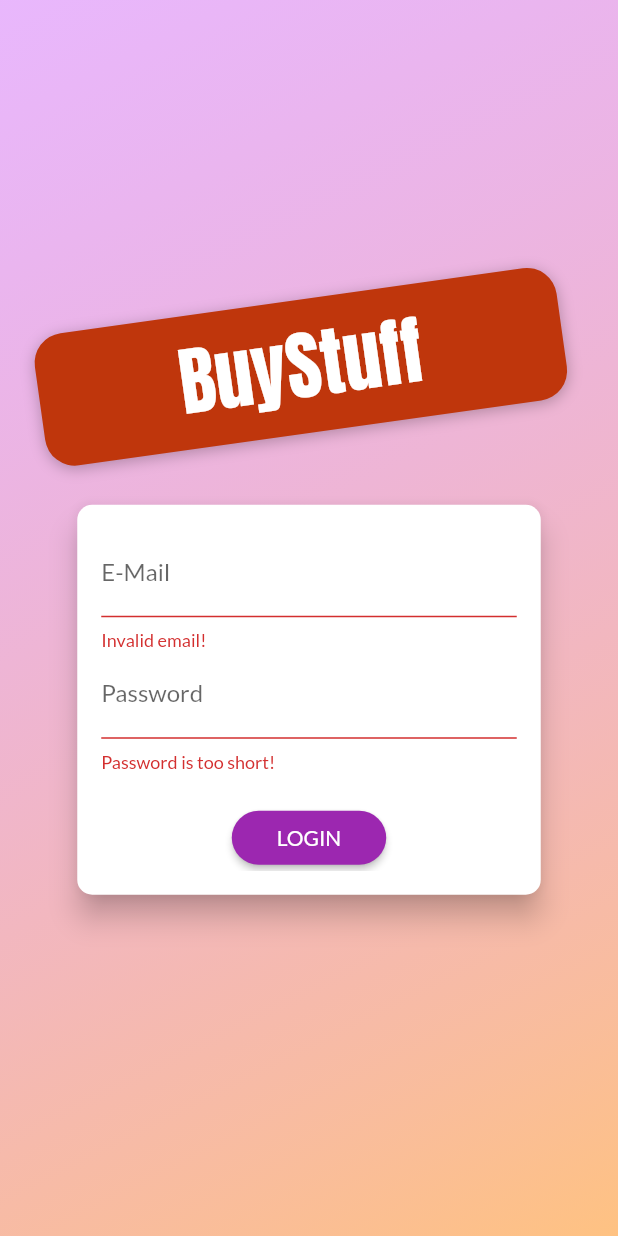
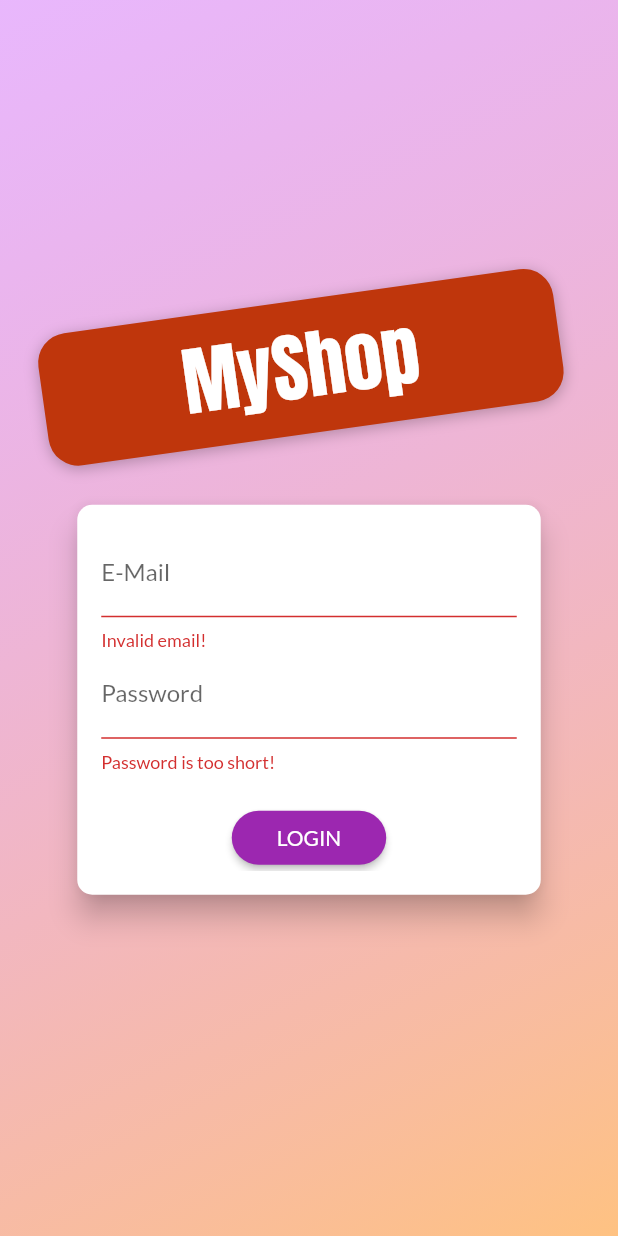
Before and after one commit to nicoproto/shop_flutter_app, a Flutter app: the screen it shows after launch, after a tap on "LOGIN", on a phone screen of 412 x 824 dp. Run offline on Flutter 3.47's test engine with Material 2 defaults, Android fonts, the phone set to English and light mode, and no system bars; network calls fail.

Commit message:
Managing the auth token locally

```diff
--- a/lib/main.dart
+++ b/lib/main.dart
@@ -25,14 +25,14 @@ class MyApp extends StatelessWidget {
       ChangeNotifierProvider(create: (_) => Cart()),
       ChangeNotifierProvider(create: (_) => Orders()),
     ],
-      child: MaterialApp(
+      child: Consumer<Auth>(builder: (ctx, auth, _) => MaterialApp(
           title: 'MyShop',
           theme: ThemeData(
             primarySwatch: Colors.purple,
             accentColor: Colors.deepOrange,
             fontFamily: 'Lato',
           ),
-        home: AuthScreen(),
+          home: auth.isAuth ? ProductDetailScreen() : AuthScreen(),
           routes: {
             AuthScreen.routeName: (ctx) => AuthScreen(),
             ProductDetailScreen.routeName: (ctx) => ProductDetailScreen(),
@@ -42,6 +42,7 @@ class MyApp extends StatelessWidget {
             EditProductScreen.routeName: (ctx) => EditProductScreen(),
           },
         ),
+      )
     );
   }
 }
--- a/lib/providers/auth.dart
+++ b/lib/providers/auth.dart
@@ -2,12 +2,27 @@ import 'dart:convert';
 
 import 'package:flutter/material.dart';
 import 'package:http/http.dart' as http;
-import 'package:shop_flutter_app/models/http_exception.dart';
+
+import '../models/http_exception.dart';
 
 class Auth with ChangeNotifier {
   String _token;
   DateTime _expiryDate;
   String _userId;
+
+  bool get isAuth {
+    return token != null;
+  }
+
+  String get token {
+    if (_expiryDate != null &&
+        _expiryDate.isAfter(DateTime.now()) &&
+        _token != null
+    ) {
+      return _token;
+    }
+    return null;
+  }
 
   Future<void> _authenticate(String email, String password, String urlSegment) async {
     final url = Uri.parse(
@@ -24,10 +39,22 @@ class Auth with ChangeNotifier {
       );
 
       final responseData = json.decode(response.body);
-
+      print(responseData['error'] != null);
       if (responseData['error'] != null) {
         throw HttpException(responseData['error']['message']);
       }
+
+      _token = responseData['idToken'];
+      _userId = responseData['localId'];
+      _expiryDate = DateTime.now().add(
+        Duration(
+          seconds: int.parse(
+            responseData['expiresIn']
+          )
+        ),
+      );
+      notifyListeners();
+
     } catch (error) {
       throw error;
     }
@@ -39,10 +66,5 @@ class Auth with ChangeNotifier {
 
   Future<void> login(String email, String password) async {
     return _authenticate(email, password, 'signInWithPassword');
-
-    // final responseData = json.decode(response.body);
-    // _token = responseData['idToken'];
-    // _userId = responseData['localId'];
-    // _expiryDate = DateTime.now() + responseData['expiresIn'];
   }
 }
--- a/lib/screens/auth_screen.dart
+++ b/lib/screens/auth_screen.dart
@@ -3,9 +3,8 @@ import 'dart:math';
 import 'package:flutter/material.dart';
 import 'package:provider/provider.dart';
 
+import '../providers/auth.dart';
 import '../models/http_exception.dart';
-
-import '../providers/auth.dart';
 
 enum AuthMode { Signup, Login }
 
@@ -62,7 +61,7 @@ class AuthScreen extends StatelessWidget {
                         ],
                       ),
                       child: Text(
-                        'BuyStuff',
+                        'MyShop',
                         style: TextStyle(
                           color: Theme.of(context).accentTextTheme.title.color,
                           fontSize: 50,
@@ -109,14 +108,17 @@ class _AuthCardState extends State<AuthCard> {
     showDialog(
       context: context,
       builder: (ctx) => AlertDialog(
-        title: Text('An error ocurred!'),
-        content: Text(message),
-        actions: <Widget>[
-          FlatButton(onPressed: () {
-            Navigator.of(context).pop();
-          }, child: Text('Okay'))
-        ]
-        )
+            title: Text('An Error Occurred!'),
+            content: Text(message),
+            actions: <Widget>[
+              FlatButton(
+                child: Text('Okay'),
+                onPressed: () {
+                  Navigator.of(ctx).pop();
+                },
+              )
+            ],
+          ),
     );
   }
 
@@ -131,38 +133,41 @@ class _AuthCardState extends State<AuthCard> {
     });
     try {
       if (_authMode == AuthMode.Login) {
+        // Log user in
         await Provider.of<Auth>(context, listen: false).login(
           _authData['email'],
-          _authData['password']
+          _authData['password'],
         );
       } else {
+        // Sign user up
         await Provider.of<Auth>(context, listen: false).signup(
           _authData['email'],
-          _authData['password']
+          _authData['password'],
         );
       }
     } on HttpException catch (error) {
       var errorMessage = 'Authentication failed';
       if (error.toString().contains('EMAIL_EXISTS')) {
-        errorMessage = 'This email address is already taken.';
+        errorMessage = 'This email address is already in use.';
       } else if (error.toString().contains('INVALID_EMAIL')) {
-        errorMessage = 'This is not a valid email address.';
+        errorMessage = 'This is not a valid email address';
       } else if (error.toString().contains('WEAK_PASSWORD')) {
         errorMessage = 'This password is too weak.';
       } else if (error.toString().contains('EMAIL_NOT_FOUND')) {
         errorMessage = 'Could not find a user with that email.';
       } else if (error.toString().contains('INVALID_PASSWORD')) {
-        errorMessage = 'Invalid email or password.';
+        errorMessage = 'Invalid password.';
       }
       _showErrorDialog(errorMessage);
     } catch (error) {
-      var errorMessage = 'Could not authenticate you. Please try again later.';
+      const errorMessage =
+          'Could not authenticate you. Please try again later.';
       _showErrorDialog(errorMessage);
-    } finally {
-      setState(() {
-        _isLoading = false;
-      });
     }
+
+    setState(() {
+      _isLoading = false;
+    });
   }
 
   void _switchAuthMode() {
@@ -203,7 +208,6 @@ class _AuthCardState extends State<AuthCard> {
                     if (value.isEmpty || !value.contains('@')) {
                       return 'Invalid email!';
                     }
-                    return null;
                   },
                   onSaved: (value) {
                     _authData['email'] = value;
@@ -217,7 +221,6 @@ class _AuthCardState extends State<AuthCard> {
                     if (value.isEmpty || value.length < 5) {
                       return 'Password is too short!';
                     }
-                    return null;
                   },
                   onSaved: (value) {
                     _authData['password'] = value;
@@ -233,7 +236,6 @@ class _AuthCardState extends State<AuthCard> {
                             if (value != _passwordController.text) {
                               return 'Passwords do not match!';
                             }
-                            return null;
                           }
                         : null,
                   ),
```
Lines whose indentation alone changed are shown as unchanged.
